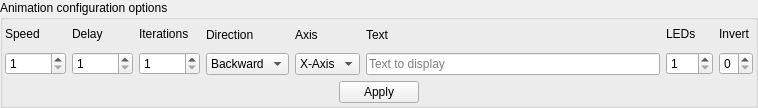
First picture: the form in src/gui/AnimationOptions.ui, repository casch-at/ledcc, before the edit.
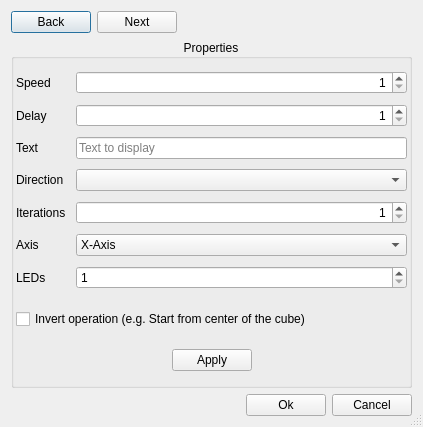
Second picture: the form after the edit.

Patch:
```diff
--- a/src/gui/AnimationOptions.ui
+++ b/src/gui/AnimationOptions.ui
@@ -1,25 +1,77 @@
 <?xml version="1.0" encoding="UTF-8"?>
 <ui version="4.0">
  <class>AnimationOptions</class>
- <widget class="QGroupBox" name="AnimationOptions">
+ <widget class="QDialog" name="AnimationOptions">
   <property name="geometry">
    <rect>
     <x>0</x>
     <y>0</y>
-    <width>758</width>
-    <height>108</height>
+    <width>423</width>
+    <height>427</height>
    </rect>
   </property>
   <property name="windowTitle">
-   <string>Animation configuration optionss</string>
+   <string>Adjust Animation Properties</string>
+  </property>
+  <property name="sizeGripEnabled">
+   <bool>true</bool>
+  </property>
+  <layout class="QVBoxLayout" name="verticalLayout_7">
+   <item>
+    <layout class="QHBoxLayout" name="horizontalLayout_2">
+     <item>
+      <widget class="QPushButton" name="m_backPB">
+       <property name="text">
+        <string>Back</string>
+       </property>
+      </widget>
+     </item>
+     <item>
+      <widget class="QPushButton" name="m_nextPB">
+       <property name="text">
+        <string>Next</string>
+       </property>
+      </widget>
+     </item>
+     <item>
+      <spacer name="horizontalSpacer_5">
+       <property name="orientation">
+        <enum>Qt::Horizontal</enum>
+       </property>
+       <property name="sizeHint" stdset="0">
+        <size>
+         <width>40</width>
+         <height>20</height>
+        </size>
+       </property>
+      </spacer>
+     </item>
+    </layout>
+   </item>
+   <item>
+    <widget class="QGroupBox" name="groupBox">
+     <property name="sizePolicy">
+      <sizepolicy hsizetype="Minimum" vsizetype="Minimum">
+       <horstretch>0</horstretch>
+       <verstretch>0</verstretch>
+      </sizepolicy>
   </property>
   <property name="title">
-   <string>Animation configuration options</string>
+      <string>Properties</string>
+     </property>
+     <property name="alignment">
+      <set>Qt::AlignCenter</set>
   </property>
   <property name="flat">
-   <bool>true</bool>
-  </property>
-  <layout class="QVBoxLayout" name="animationOptionsGroupBL">
+      <bool>false</bool>
+     </property>
+     <property name="checkable">
+      <bool>false</bool>
+     </property>
+     <layout class="QVBoxLayout" name="verticalLayout_6">
+      <property name="spacing">
+       <number>10</number>
+      </property>
    <property name="leftMargin">
     <number>2</number>
    </property>
@@ -33,18 +85,19 @@
     <number>2</number>
    </property>
    <item>
-    <layout class="QHBoxLayout" name="optionsL">
-     <item>
-      <layout class="QVBoxLayout" name="speedL">
-       <item>
-        <widget class="QLabel" name="speedLabel">
+       <layout class="QGridLayout" name="gridLayout_2">
+        <item row="0" column="0">
+         <widget class="QLabel" name="m_speedLabel">
          <property name="text">
           <string>Speed</string>
          </property>
         </widget>
        </item>
-       <item>
-        <widget class="QSpinBox" name="speedSpinB">
+        <item row="0" column="1">
+         <widget class="QSpinBox" name="m_speedSpinB">
+          <property name="alignment">
+           <set>Qt::AlignRight|Qt::AlignTrailing|Qt::AlignVCenter</set>
+          </property>
          <property name="minimum">
           <number>1</number>
          </property>
@@ -53,19 +106,18 @@
          </property>
         </widget>
        </item>
-      </layout>
-     </item>
-     <item>
-      <layout class="QVBoxLayout" name="delayL">
-       <item>
-        <widget class="QLabel" name="delayLabel">
+        <item row="1" column="0">
+         <widget class="QLabel" name="m_delayLabel">
          <property name="text">
           <string>Delay</string>
          </property>
         </widget>
        </item>
-       <item>
-        <widget class="QSpinBox" name="delaySpinB">
+        <item row="1" column="1">
+         <widget class="QSpinBox" name="m_delaySpinB">
+          <property name="alignment">
+           <set>Qt::AlignRight|Qt::AlignTrailing|Qt::AlignVCenter</set>
+          </property>
          <property name="minimum">
           <number>1</number>
          </property>
@@ -74,42 +126,34 @@
          </property>
         </widget>
        </item>
-      </layout>
-     </item>
-     <item>
-      <layout class="QVBoxLayout" name="iterationsL">
-       <item>
-        <widget class="QLabel" name="iterationsLabel">
+        <item row="2" column="0">
+         <widget class="QLabel" name="m_textLabel">
          <property name="text">
-          <string>Iterations</string>
+           <string>Text</string>
          </property>
         </widget>
        </item>
-       <item>
-        <widget class="QSpinBox" name="iterationsSpinB">
-         <property name="minimum">
-          <number>1</number>
-         </property>
-         <property name="maximum">
-          <number>10000</number>
+        <item row="2" column="1">
+         <widget class="QLineEdit" name="m_textLineE">
+          <property name="maxLength">
+           <number>50</number>
+          </property>
+          <property name="placeholderText">
+           <string>Text to display</string>
          </property>
         </widget>
        </item>
-      </layout>
-     </item>
-     <item>
-      <layout class="QVBoxLayout" name="directionL">
-       <item>
-        <widget class="QLabel" name="directionLabel">
+        <item row="3" column="0">
+         <widget class="QLabel" name="m_directionLabel">
          <property name="text">
           <string>Direction</string>
          </property>
         </widget>
        </item>
-       <item>
-        <widget class="QComboBox" name="directionComB">
+        <item row="3" column="1">
+         <widget class="QComboBox" name="m_directionComB">
          <property name="currentIndex">
-          <number>0</number>
+           <number>-1</number>
          </property>
          <item>
           <property name="text">
@@ -123,19 +167,35 @@
          </item>
         </widget>
        </item>
-      </layout>
-     </item>
-     <item>
-      <layout class="QVBoxLayout" name="axisL">
-       <item>
-        <widget class="QLabel" name="axisLabel">
+        <item row="4" column="0">
+         <widget class="QLabel" name="m_iterationsLabel">
+          <property name="text">
+           <string>Iterations</string>
+          </property>
+         </widget>
+        </item>
+        <item row="4" column="1">
+         <widget class="QSpinBox" name="m_iterationsSpinB">
+          <property name="alignment">
+           <set>Qt::AlignRight|Qt::AlignTrailing|Qt::AlignVCenter</set>
+          </property>
+          <property name="minimum">
+           <number>1</number>
+          </property>
+          <property name="maximum">
+           <number>10000</number>
+          </property>
+         </widget>
+        </item>
+        <item row="5" column="0">
+         <widget class="QLabel" name="m_axisLabel">
          <property name="text">
           <string>Axis</string>
          </property>
         </widget>
        </item>
-       <item>
-        <widget class="QComboBox" name="axisComB">
+        <item row="5" column="1">
+         <widget class="QComboBox" name="m_axisComB">
          <item>
           <property name="text">
            <string>X-Axis</string>
@@ -153,40 +213,15 @@
          </item>
         </widget>
        </item>
-      </layout>
-     </item>
-     <item>
-      <layout class="QVBoxLayout" name="textL">
-       <item>
-        <widget class="QLabel" name="textLabel">
-         <property name="text">
-          <string>Text</string>
-         </property>
-        </widget>
-       </item>
-       <item>
-        <widget class="QLineEdit" name="textLineE">
-         <property name="maxLength">
-          <number>50</number>
-         </property>
-         <property name="placeholderText">
-          <string>Text to display</string>
-         </property>
-        </widget>
-       </item>
-      </layout>
-     </item>
-     <item>
-      <layout class="QVBoxLayout" name="ledsL">
-       <item>
-        <widget class="QLabel" name="ledsLabel">
+        <item row="6" column="0">
+         <widget class="QLabel" name="m_ledsLabel">
          <property name="text">
           <string>LEDs</string>
          </property>
         </widget>
        </item>
-       <item>
-        <widget class="QSpinBox" name="ledsSpinB">
+        <item row="6" column="1">
+         <widget class="QSpinBox" name="m_ledsSpinB">
          <property name="minimum">
           <number>1</number>
          </property>
@@ -198,32 +233,16 @@
       </layout>
      </item>
      <item>
-      <layout class="QVBoxLayout" name="invertL">
-       <item>
-        <widget class="QLabel" name="invertLabel">
+       <widget class="QCheckBox" name="invertCheckB">
          <property name="text">
-          <string>Invert</string>
+         <string>Invert operation (e.g. Start from center of the cube)</string>
          </property>
         </widget>
        </item>
        <item>
-        <widget class="QSpinBox" name="invertSpinB">
-         <property name="toolTip">
-          <string>Um zu invertieren setze den Wert auf 1</string>
-         </property>
-         <property name="maximum">
-          <number>1</number>
-         </property>
-        </widget>
-       </item>
-      </layout>
-     </item>
-    </layout>
-   </item>
+       <layout class="QHBoxLayout" name="horizontalLayout_10">
    <item>
-    <layout class="QHBoxLayout" name="applyL">
-     <item>
-      <spacer name="spacer1">
+         <spacer name="horizontalSpacer">
        <property name="orientation">
         <enum>Qt::Horizontal</enum>
        </property>
@@ -236,14 +255,14 @@
       </spacer>
      </item>
      <item>
-      <widget class="QPushButton" name="applyPushB">
+         <widget class="QPushButton" name="pushButton">
        <property name="text">
         <string>Apply</string>
        </property>
       </widget>
      </item>
      <item>
-      <spacer name="spacer2">
+         <spacer name="horizontalSpacer_2">
        <property name="orientation">
         <enum>Qt::Horizontal</enum>
        </property>
@@ -258,6 +277,73 @@
     </layout>
    </item>
   </layout>
+    </widget>
+   </item>
+   <item>
+    <layout class="QHBoxLayout" name="horizontalLayout_9">
+     <item>
+      <spacer name="horizontalSpacer_6">
+       <property name="orientation">
+        <enum>Qt::Horizontal</enum>
+       </property>
+       <property name="sizeHint" stdset="0">
+        <size>
+         <width>40</width>
+         <height>20</height>
+        </size>
+       </property>
+      </spacer>
+     </item>
+     <item>
+      <widget class="QPushButton" name="m_okPB">
+       <property name="text">
+        <string>Ok</string>
+       </property>
+      </widget>
+     </item>
+     <item>
+      <widget class="QPushButton" name="m_cancelPB">
+       <property name="text">
+        <string>Cancel</string>
+       </property>
+      </widget>
+     </item>
+    </layout>
+   </item>
+  </layout>
+  <widget class="QWidget" name="layoutWidget">
+   <property name="geometry">
+    <rect>
+     <x>0</x>
+     <y>0</y>
+     <width>2</width>
+     <height>2</height>
+    </rect>
+   </property>
+   <layout class="QVBoxLayout" name="verticalLayout_3"/>
+  </widget>
+  <widget class="QWidget" name="layoutWidget">
+   <property name="geometry">
+    <rect>
+     <x>0</x>
+     <y>0</y>
+     <width>2</width>
+     <height>2</height>
+    </rect>
+   </property>
+   <layout class="QVBoxLayout" name="verticalLayout_2"/>
+  </widget>
+  <widget class="QWidget" name="layoutWidget">
+   <property name="geometry">
+    <rect>
+     <x>0</x>
+     <y>0</y>
+     <width>2</width>
+     <height>2</height>
+    </rect>
+   </property>
+   <layout class="QVBoxLayout" name="verticalLayout"/>
+  </widget>
  </widget>
  <resources/>
  <connections/>
```
Lines whose indentation alone changed are shown as unchanged.
